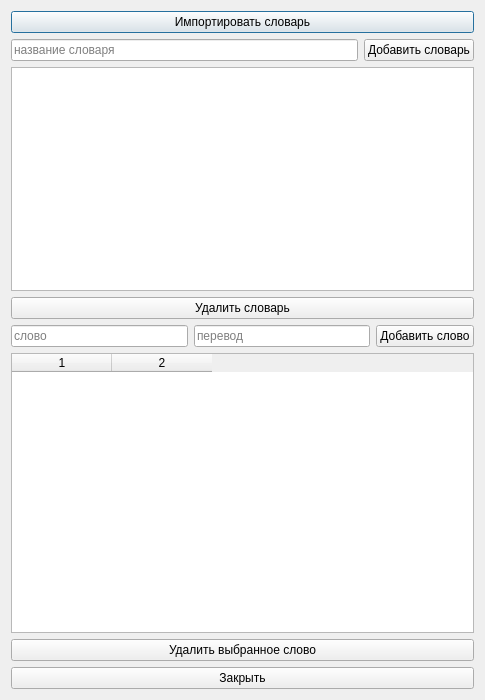
Qt form diglot-weave-gui/diglot-weave-gui/dialogs/dictdialog.ui (kolodnikovm/diglotweave) before a commit.
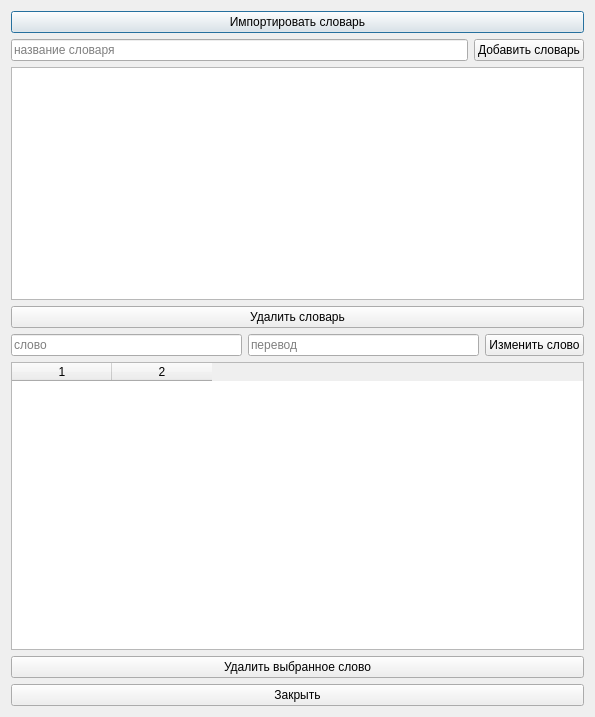
The same form after that commit.

```diff
--- a/diglot-weave-gui/diglot-weave-gui/dialogs/dictdialog.ui
+++ b/diglot-weave-gui/diglot-weave-gui/dialogs/dictdialog.ui
@@ -6,8 +6,8 @@
    <rect>
     <x>0</x>
     <y>0</y>
-    <width>485</width>
-    <height>700</height>
+    <width>595</width>
+    <height>717</height>
    </rect>
   </property>
   <property name="windowTitle">
@@ -102,7 +102,7 @@
        <item>
         <widget class="QPushButton" name="addWordButton">
          <property name="text">
-          <string>Добавить слово</string>
+          <string>Изменить слово</string>
          </property>
         </widget>
        </item>
```
